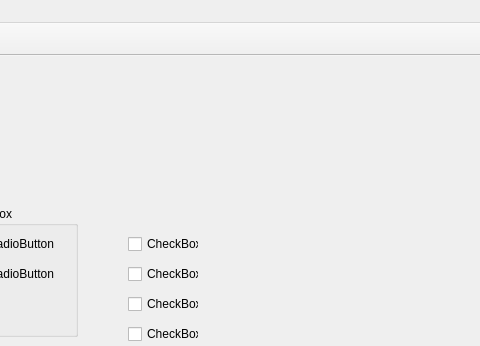
This is teach_qt_controlor3/teach_qt_controlor3/mainwindow.ui in forspy/Qt as Qt 5 draws it before an edit; both pictures show x 262 to 742 and y 0 to 346 of the 742 by 537 pixel window. The edited form follows.
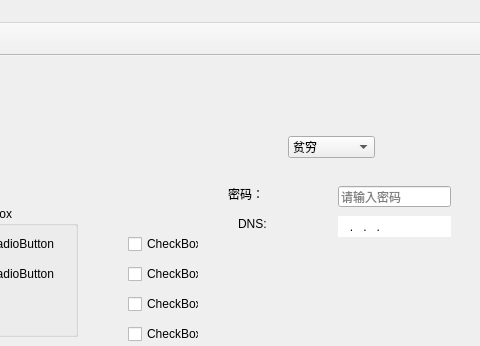
This is the edited form. Icons and pictures are not drawn.

Commit message: 教学_qt_控件3_设置pushButton的点击状态_加载图片_应用程序窗口图标

The edit to the form file:
```diff
--- a/teach_qt_controlor3/teach_qt_controlor3/mainwindow.ui
+++ b/teach_qt_controlor3/teach_qt_controlor3/mainwindow.ui
@@ -250,6 +250,89 @@
      <string>CheckBox</string>
     </property>
    </widget>
+   <widget class="QComboBox" name="comboBox">
+    <property name="geometry">
+     <rect>
+      <x>550</x>
+      <y>80</y>
+      <width>87</width>
+      <height>22</height>
+     </rect>
+    </property>
+    <item>
+     <property name="text">
+      <string>贫穷</string>
+     </property>
+    </item>
+    <item>
+     <property name="text">
+      <string>富裕</string>
+     </property>
+    </item>
+    <item>
+     <property name="text">
+      <string>小康</string>
+     </property>
+    </item>
+   </widget>
+   <widget class="QLineEdit" name="lineEdit">
+    <property name="geometry">
+     <rect>
+      <x>600</x>
+      <y>130</y>
+      <width>113</width>
+      <height>21</height>
+     </rect>
+    </property>
+    <property name="echoMode">
+     <enum>QLineEdit::Password</enum>
+    </property>
+    <property name="placeholderText">
+     <string>请输入密码</string>
+    </property>
+   </widget>
+   <widget class="QLabel" name="label">
+    <property name="geometry">
+     <rect>
+      <x>490</x>
+      <y>130</y>
+      <width>72</width>
+      <height>15</height>
+     </rect>
+    </property>
+    <property name="text">
+     <string>密码：</string>
+    </property>
+   </widget>
+   <widget class="QLabel" name="label_2">
+    <property name="geometry">
+     <rect>
+      <x>500</x>
+      <y>160</y>
+      <width>72</width>
+      <height>15</height>
+     </rect>
+    </property>
+    <property name="text">
+     <string>DNS:</string>
+    </property>
+   </widget>
+   <widget class="QLineEdit" name="lineEdit_2">
+    <property name="geometry">
+     <rect>
+      <x>600</x>
+      <y>160</y>
+      <width>113</width>
+      <height>21</height>
+     </rect>
+    </property>
+    <property name="inputMask">
+     <string>000.000.000.000</string>
+    </property>
+    <property name="frame">
+     <bool>false</bool>
+    </property>
+   </widget>
   </widget>
   <widget class="QMenuBar" name="menuBar">
    <property name="geometry">
```
Left out of the diff: 4 changed lines with no effect on the pictures. The commit also changes 3 other files.
